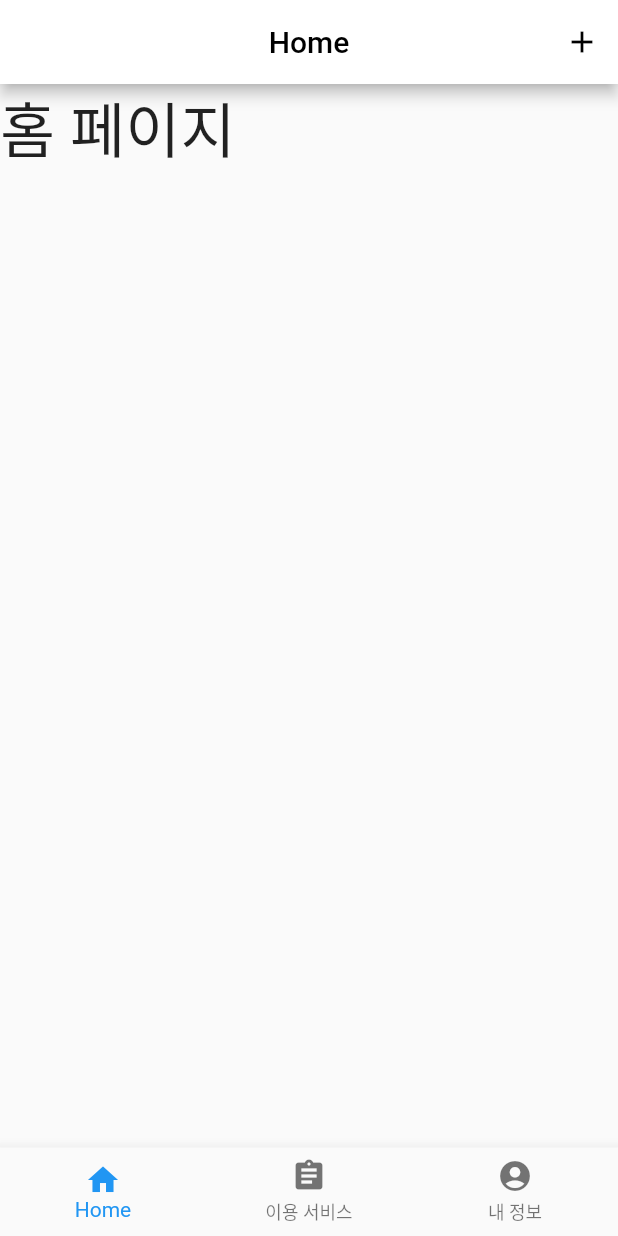
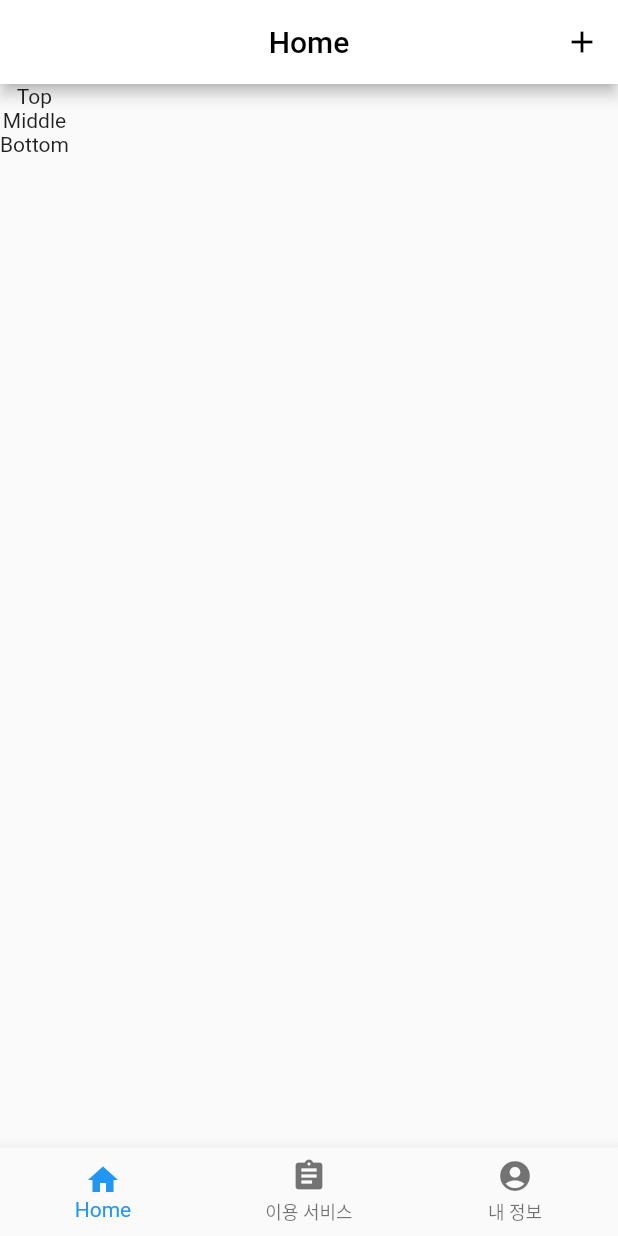
Before and after one commit to Project-Sea/Test_Flutter, a Flutter app: the screen it shows after launch, on a phone screen of 412 x 824 dp. Run offline on Flutter 3.47's test engine with Material 2 defaults, Android fonts, the phone set to English and light mode, and no system bars.

Commit message:
상단 부분 수정

```diff
--- a/hello_world/lib/page1.dart
+++ b/hello_world/lib/page1.dart
@@ -3,13 +3,24 @@ import 'package:flutter/material.dart';
 class Page1 extends StatelessWidget {
   @override
   Widget build(BuildContext context) {
-    return Container(
-      child: Text(
-        '홈 페이지',
-        style: TextStyle(
-          fontSize: 40,
-        ),
-      ),
+    return Column(
+      children: <Widget>[
+        _buildTop(),
+        _buildMiddle(),
+        _buildBottom(),
+      ],
     );
   }
+
+  Widget _buildTop() {
+    return Text('Top');
+  }
+
+  Widget _buildMiddle() {
+    return Text('Middle');
+  }
+
+  Widget _buildBottom() {
+    return Text('Bottom');
+  }
 }
```
